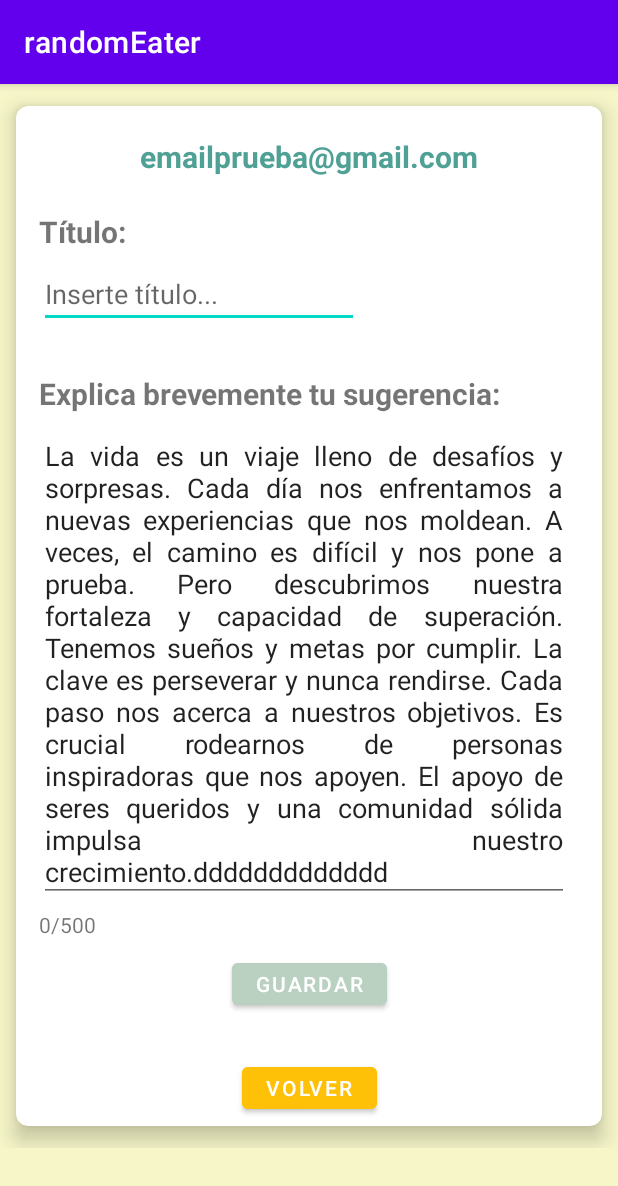
After one commit to HugoFdezVega/ProyectoFinal, an Android app: the SugerenciasUserActivity screen opened directly, with no data from a screen before it, on a phone screen of 412 x 824 dp. The commit adds this screen. Shown: the top 1186 px of the screen. Run offline under Robolectric (Android 15) with nearby library versions, the phone set to English and light mode, and no system bars; our stand-ins replace Dagger/Hilt's generated code.

Commit message:
- 20/05/23
- Devolvemos los Edittext a cantidad y pasos.
- Creamos los layouts para sugerencias e implementamos el límite de caracteres

```diff
--- a/app/src/main/java/com/example/proyectofinal/model/adapters/listaIngredientes/ListaIngredientesViewHolder.kt
+++ b/app/src/main/java/com/example/proyectofinal/model/adapters/listaIngredientes/ListaIngredientesViewHolder.kt
@@ -32,7 +32,7 @@ class ListaIngredientesViewHolder(v: View): RecyclerView.ViewHolder(v) {
         itemView.setOnClickListener {
             onItemUpdate(ingrediente)
         }
-        binding.etCantidadIngredienteAdd.setOnClickListener {
+        binding.btCantidad.setOnClickListener {
             onCantidadUpdate(ingrediente)
         }
         binding.tvUnidadIngredienteAdd.setOnClickListener {
--- a/app/src/main/java/com/example/proyectofinal/model/adapters/listaPasos/ListaPasosViewHolder.kt
+++ b/app/src/main/java/com/example/proyectofinal/model/adapters/listaPasos/ListaPasosViewHolder.kt
@@ -16,10 +16,7 @@ class ListaPasosViewHolder(v: View): RecyclerView.ViewHolder(v){
             binding.btBorrarPaso.setOnClickListener {
                 onItemDelete(adapterPosition)
             }
-            itemView.setOnClickListener {
-                onPasoUpdate(paso)
-            }
-            binding.etPaso.setOnClickListener {
+            binding.btPaso.setOnClickListener {
                 onPasoUpdate(paso)
             }
         }
--- a/app/src/main/java/com/example/proyectofinal/model/adapters/listaIngredientes/seleccionarIngr/SeleccionarIngrAdapter.kt
+++ b/app/src/main/java/com/example/proyectofinal/model/adapters/seleccionarIngr/SeleccionarIngrAdapter.kt
@@ -1,4 +1,4 @@
-package com.example.proyectofinal.model.adapters.listaIngredientes.seleccionarIngr
+package com.example.proyectofinal.model.adapters.seleccionarIngr
 
 import android.view.LayoutInflater
 import android.view.ViewGroup
--- a/app/src/main/java/com/example/proyectofinal/model/adapters/listaIngredientes/seleccionarIngr/SeleccionarIngrViewHolder.kt
+++ b/app/src/main/java/com/example/proyectofinal/model/adapters/seleccionarIngr/SeleccionarIngrViewHolder.kt
@@ -1,4 +1,4 @@
-package com.example.proyectofinal.model.adapters.listaIngredientes.seleccionarIngr
+package com.example.proyectofinal.model.adapters.seleccionarIngr
 
 import android.view.View
 import androidx.recyclerview.widget.RecyclerView
--- a/app/src/main/java/com/example/proyectofinal/model/db/Repositorio.kt
+++ b/app/src/main/java/com/example/proyectofinal/model/db/Repositorio.kt
@@ -46,7 +46,11 @@ class Repositorio @Inject constructor(private val prefs: Prefs) {
     }
 
     fun usuarioFormateado(): String{
-        return prefs.getUser()!!.replace(".","-")
+        return prefs.getUser()!!.replace(".","*")
+    }
+
+    fun usuarioDesformateado(userFormateado: String): String{
+        return userFormateado.replace("*",".")
     }
 
     fun getListaIngredientes(): MutableList<Ingrediente>{
--- a/app/src/main/java/com/example/proyectofinal/view/MainActivity.kt
+++ b/app/src/main/java/com/example/proyectofinal/view/MainActivity.kt
@@ -3,6 +3,7 @@ package com.example.proyectofinal.view
 import android.content.Intent
 import androidx.appcompat.app.AppCompatActivity
 import android.os.Bundle
+import android.util.Patterns
 import android.widget.Toast
 import androidx.activity.result.contract.ActivityResultContracts
 import androidx.activity.viewModels
@@ -127,6 +128,10 @@ class MainActivity : AppCompatActivity() {
             binding.etPass.setError("La contraseña no puede estar vacía")
             binding.etPass.requestFocus()
             return true
+        } else if(!Patterns.EMAIL_ADDRESS.matcher(email).matches()){
+            binding.etEmail.setError("El formato del email es incorrecto")
+            binding.etEmail.requestFocus()
+            return true
         } else if (pass.length < 6) {
             binding.etPass.setError("La contraseña debe tener al menos 6 caracteres")
             binding.etPass.requestFocus()
--- a/app/src/main/java/com/example/proyectofinal/view/SeleccionarIngredienteActivity.kt
+++ b/app/src/main/java/com/example/proyectofinal/view/SeleccionarIngredienteActivity.kt
@@ -14,7 +14,7 @@ import androidx.recyclerview.widget.GridLayoutManager
 import com.example.proyectofinal.R
 import com.example.proyectofinal.databinding.ActivitySeleccionarIngredienteBinding
 import com.example.proyectofinal.model.Ingrediente
-import com.example.proyectofinal.model.adapters.listaIngredientes.seleccionarIngr.SeleccionarIngrAdapter
+import com.example.proyectofinal.model.adapters.seleccionarIngr.SeleccionarIngrAdapter
 import com.example.proyectofinal.viewmodel.MainViewModel
 import dagger.hilt.android.AndroidEntryPoint
 
--- /dev/null
+++ b/app/src/main/java/com/example/proyectofinal/view/SugerenciasUserActivity.kt
@@ -0,0 +1,54 @@
+package com.example.proyectofinal.view
+
+import android.graphics.Color
+import androidx.appcompat.app.AppCompatActivity
+import android.os.Bundle
+import android.text.Editable
+import android.text.InputFilter
+import android.text.TextWatcher
+import androidx.activity.viewModels
+import com.example.proyectofinal.R
+import com.example.proyectofinal.databinding.ActivitySugerenciasUserBinding
+import com.example.proyectofinal.viewmodel.MainViewModel
+import dagger.hilt.android.AndroidEntryPoint
+
+@AndroidEntryPoint
+class SugerenciasUserActivity : AppCompatActivity() {
+    private val vm: MainViewModel by viewModels()
+    private val maxCaracteres=500
+    private val filtroCaracteres=InputFilter.LengthFilter(maxCaracteres)
+    lateinit var binding: ActivitySugerenciasUserBinding
+
+    override fun onCreate(savedInstanceState: Bundle?) {
+        super.onCreate(savedInstanceState)
+        binding=ActivitySugerenciasUserBinding.inflate(layoutInflater)
+        setContentView(binding.root)
+        setListeners()
+    }
+
+    private fun setListeners() {
+        binding.etTextoSugsUser.filters= arrayOf(filtroCaracteres)
+        binding.etTextoSugsUser.addTextChangedListener(object : TextWatcher{
+            override fun beforeTextChanged(s: CharSequence?, start: Int, count: Int, after: Int) {
+            }
+
+            override fun onTextChanged(s: CharSequence?, start: Int, before: Int, count: Int) {
+            }
+
+            override fun afterTextChanged(s: Editable?) {
+                val caracteresActuales= s?.length ?:0
+                binding.tvCharsSugsUser.text="${caracteresActuales}/500"
+                if(caracteresActuales==500){
+                    binding.tvCharsSugsUser.setTextColor(Color.RED)
+                }
+                else if(caracteresActuales>399){
+                    binding.tvCharsSugsUser.setTextColor(Color.rgb(255,160,64))
+                }
+                else{
+                    binding.tvCharsSugsUser.setTextColor(Color.BLACK)
+                }
+            }
+        })
+    }
+
+}
--- a/app/src/main/res/layout/activity_add_comida.xml
+++ b/app/src/main/res/layout/activity_add_comida.xml
@@ -117,6 +117,7 @@
             android:layout_marginTop="1dp"
             android:layout_marginBottom="11dp"
             android:focusable="false"
+            android:maxHeight="460dp"
             android:minHeight="100dp"
             android:nestedScrollingEnabled="true"
             app:layout_constraintBottom_toTopOf="@+id/btAddIngredientesComida"
@@ -186,6 +187,7 @@
             android:layout_marginBottom="10dp"
             android:focusable="false"
             android:longClickable="true"
+            android:maxHeight="460dp"
             android:minHeight="100dp"
             android:nestedScrollingEnabled="true"
             app:layout_constraintBottom_toTopOf="@+id/btAdPasos"
--- /dev/null
+++ b/app/src/main/res/layout/activity_sugerencias_user.xml
@@ -0,0 +1,131 @@
+<?xml version="1.0" encoding="utf-8"?>
+<ScrollView xmlns:android="http://schemas.android.com/apk/res/android"
+    xmlns:app="http://schemas.android.com/apk/res-auto"
+    xmlns:tools="http://schemas.android.com/tools"
+    android:layout_width="match_parent"
+    android:layout_height="match_parent"
+    android:background="@color/color1"
+    tools:context=".view.SugerenciasUserActivity">
+
+    <androidx.constraintlayout.widget.ConstraintLayout
+        android:layout_width="match_parent"
+        android:layout_height="match_parent">
+
+        <androidx.cardview.widget.CardView
+            android:layout_width="0dp"
+            android:layout_height="match_parent"
+            android:minHeight="680dp"
+            app:cardCornerRadius="8dp"
+            app:cardElevation="8dp"
+            app:cardUseCompatPadding="true"
+            app:layout_constraintBottom_toBottomOf="parent"
+            app:layout_constraintEnd_toEndOf="parent"
+            app:layout_constraintStart_toStartOf="parent"
+            app:layout_constraintTop_toTopOf="parent">
+
+            <androidx.constraintlayout.widget.ConstraintLayout
+                android:layout_width="match_parent"
+                android:layout_height="match_parent"
+                android:minHeight="680dp">
+
+                <TextView
+                    android:id="@+id/tvEmailSugsUser"
+                    android:layout_width="wrap_content"
+                    android:layout_height="wrap_content"
+                    android:layout_marginTop="20dp"
+                    android:text="emailprueba@gmail.com"
+                    android:textColor="@color/color3"
+                    android:textSize="20sp"
+                    android:textStyle="bold"
+                    app:layout_constraintEnd_toEndOf="parent"
+                    app:layout_constraintHorizontal_bias="0.5"
+                    app:layout_constraintStart_toStartOf="parent"
+                    app:layout_constraintTop_toTopOf="parent" />
+
+                <TextView
+                    android:id="@+id/textView7"
+                    android:layout_width="wrap_content"
+                    android:layout_height="wrap_content"
+                    android:layout_marginTop="70dp"
+                    android:text="Título:"
+                    android:textSize="20sp"
+                    android:textStyle="bold"
+                    app:layout_constraintStart_toStartOf="@+id/etTituloSugsUser"
+                    app:layout_constraintTop_toTopOf="parent" />
+
+                <EditText
+                    android:id="@+id/etTituloSugsUser"
+                    android:layout_width="wrap_content"
+                    android:layout_height="wrap_content"
+                    android:layout_marginStart="15dp"
+                    android:layout_marginTop="5dp"
+                    android:ems="10"
+                    android:hint="Inserte título..."
+                    android:inputType="textPersonName"
+                    app:layout_constraintStart_toStartOf="parent"
+                    app:layout_constraintTop_toBottomOf="@+id/textView7" />
+
+                <TextView
+                    android:id="@+id/textView8"
+                    android:layout_width="wrap_content"
+                    android:layout_height="wrap_content"
+                    android:layout_marginTop="30dp"
+                    android:text="Explica brevemente tu sugerencia:"
+                    android:textSize="20sp"
+                    android:textStyle="bold"
+                    app:layout_constraintStart_toStartOf="@+id/etTituloSugsUser"
+                    app:layout_constraintTop_toBottomOf="@+id/etTituloSugsUser" />
+
+                <EditText
+                    android:id="@+id/etTextoSugsUser"
+                    android:layout_width="353dp"
+                    android:layout_height="wrap_content"
+                    android:layout_marginTop="5dp"
+                    android:ems="10"
+                    android:gravity="start|top"
+                    android:hint="Inserte el texto..."
+                    android:inputType="textMultiLine"
+                    android:justificationMode="inter_word"
+                    android:maxHeight="320dp"
+                    android:text="La vida es un viaje lleno de desafíos y sorpresas. Cada día nos enfrentamos a nuevas experiencias que nos moldean. A veces, el camino es difícil y nos pone a prueba. Pero descubrimos nuestra fortaleza y capacidad de superación. Tenemos sueños y metas por cumplir. La clave es perseverar y nunca rendirse. Cada paso nos acerca a nuestros objetivos. Es crucial rodearnos de personas inspiradoras que nos apoyen. El apoyo de seres queridos y una comunidad sólida impulsa nuestro crecimiento.ddddddddddddd "
+                    app:layout_constraintStart_toStartOf="@+id/textView8"
+                    app:layout_constraintTop_toBottomOf="@+id/textView8" />
+
+                <TextView
+                    android:id="@+id/tvCharsSugsUser"
+                    android:layout_width="wrap_content"
+                    android:layout_height="wrap_content"
+                    android:layout_marginTop="5dp"
+                    android:text="0/500"
+                    app:layout_constraintStart_toStartOf="@+id/etTextoSugsUser"
+                    app:layout_constraintTop_toBottomOf="@+id/etTextoSugsUser" />
+
+                <Button
+                    android:id="@+id/btVolverSugsUser"
+                    android:layout_width="wrap_content"
+                    android:layout_height="40dp"
+                    android:layout_marginBottom="5dp"
+                    android:backgroundTint="#FFC107"
+                    android:text="Volver"
+                    app:layout_constraintBottom_toBottomOf="parent"
+                    app:layout_constraintEnd_toEndOf="parent"
+                    app:layout_constraintHorizontal_bias="0.5"
+                    app:layout_constraintStart_toStartOf="parent" />
+
+                <Button
+                    android:id="@+id/btGuardarSugsUser"
+                    android:layout_width="wrap_content"
+                    android:layout_height="40dp"
+                    android:layout_marginTop="10dp"
+                    android:backgroundTint="@color/color2"
+                    android:text="Guardar"
+                    app:layout_constraintEnd_toEndOf="parent"
+                    app:layout_constraintHorizontal_bias="0.5"
+                    app:layout_constraintStart_toStartOf="parent"
+                    app:layout_constraintTop_toBottomOf="@+id/tvCharsSugsUser" />
+            </androidx.constraintlayout.widget.ConstraintLayout>
+        </androidx.cardview.widget.CardView>
+
+    </androidx.constraintlayout.widget.ConstraintLayout>
+
+</ScrollView>
```
Also changed, not shown: app/src/main/AndroidManifest.xml (+17 -2 lines), app/src/main/java/com/example/proyectofinal/view/AddComidaActivity.kt (+6 -5 lines), app/src/main/java/com/example/proyectofinal/view/DosActivity.kt (+32 -0 lines), app/src/main/java/com/example/proyectofinal/view/SugerenciasAdminActivity.kt (added, +12 -0 lines), app/src/main/res/layout/activity_sugerencias_admin.xml (added, +56 -0 lines), app/src/main/res/layout/card_ingrediente.xml (+15 -4 lines), app/src/main/res/layout/card_sugerencias.xml (added, +63 -0 lines), app/src/main/res/layout/paso_card.xml (+15 -5 lines), app/src/main/res/menu/menu_opciones.xml (added, +10 -0 lines).
